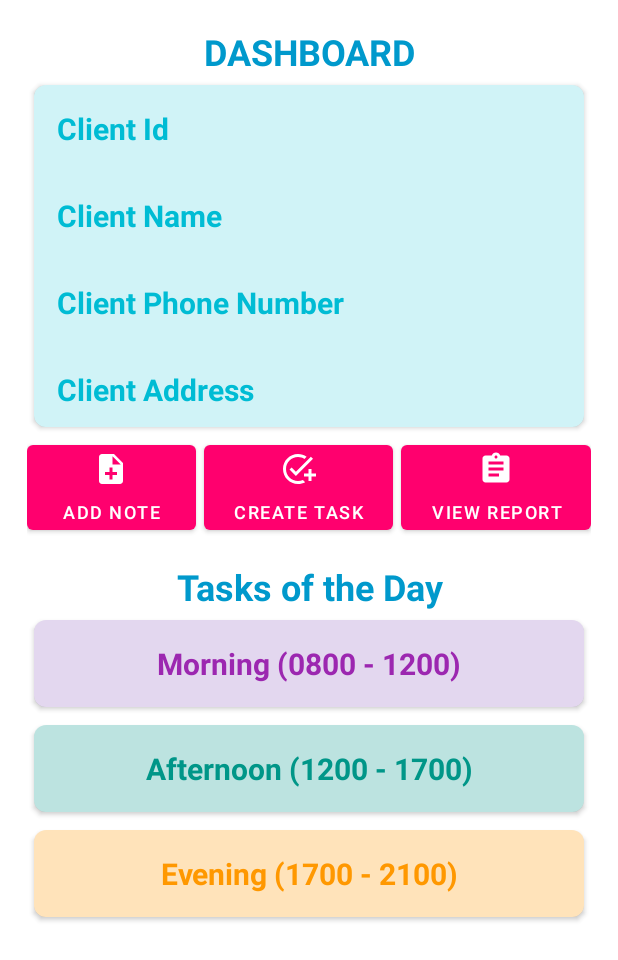
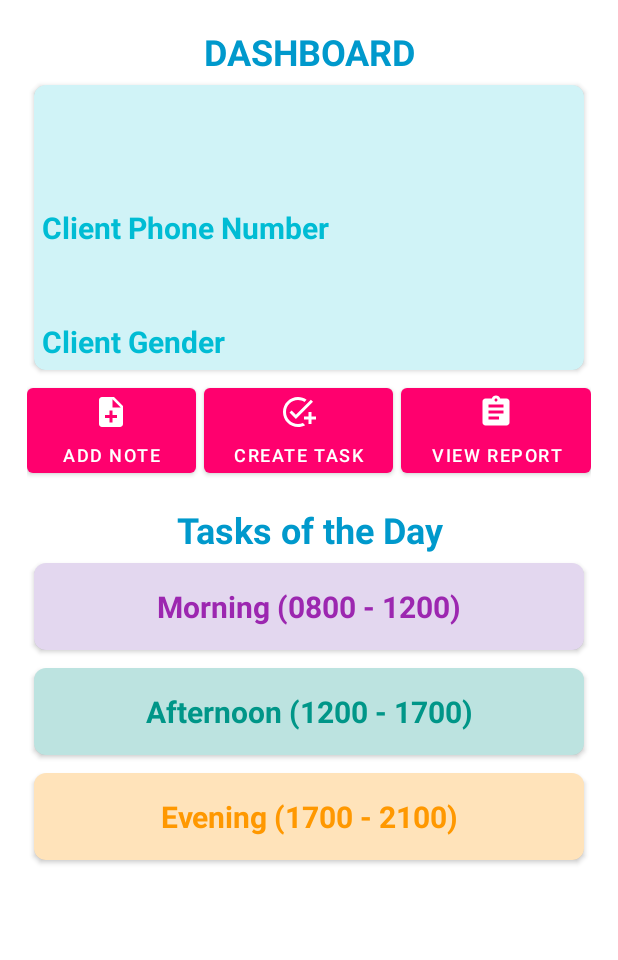
Before and after one commit to cassieg272/Pro-Q, an Android app: the CaregiverMainActivity screen opened directly, with no data from a screen before it, on a phone screen of 412 x 824 dp. Shown: the top 960 px of the screen. Run offline under Robolectric (Android 15) with nearby library versions, the phone set to English and light mode, and no system bars; our stand-ins replace Firebase (no records; nobody signed in at launch, a user with empty details on screens opened directly); Roboto replaces fonts that are not available here.

Commit message:
complete client info section of dashboard

```diff
--- a/app/src/main/java/com/example/pro_q/CaregiverMainActivity.java
+++ b/app/src/main/java/com/example/pro_q/CaregiverMainActivity.java
@@ -33,96 +33,60 @@ import java.util.Map;
 public class CaregiverMainActivity extends AppCompatActivity {
 
     private static final String TAG = "CaregiverMainActivity";
-    private TextView clientId, clientName, clientPhone, clientAddress;
+    private TextView clientId, clientName, clientPhone, clientAddress, clientGender;
 
-    private Button addNote;
-    private Button addTask;
-    private Button viewReport;
+    private Button addNote, addTask, viewReport;
 
     // Keys - Match the keys to the field value in the database
-    public static final String KEY_FIRSTNAME = "firstName";
-    public static final String KEY_LASTNAME = "lastName";
     public static final String KEY_PHONE = "phone";
+    public static final String KEY_GENDER = "gender";
+//    String phone, gender, name, address, id;
     public static final String KEY_TASKTITLE = "title";
 
-    // Connection to Firestore
-    private FirebaseFirestore db = FirebaseFirestore.getInstance();
+    // get references for client document and collections
+    private DocumentReference clientDoc;
+    private CollectionReference clientMorningTaskRef, clientAfternoonTaskRef, clientEveningTaskRef;
 
-    // Path to database reference
-    private DocumentReference clientInfoRef = db.collection("Client")
-            .document("fKvP44KanzN3izfiFfL5");
 
-    private DocumentReference clientAddressRef = db.collection("Client")
-            .document("fKvP44KanzN3izfiFfL5");
-
-    private CollectionReference clientMorningTaskRef = db.collection("Client")
-            .document("fKvP44KanzN3izfiFfL5")
-            .collection("morning");
-
-    private CollectionReference clientAfternoonTaskRef = db.collection("Client")
-            .document("fKvP44KanzN3izfiFfL5")
-            .collection("afternoon");
-
-    private CollectionReference clientEveningTaskRef = db.collection("Client")
-            .document("fKvP44KanzN3izfiFfL5")
-            .collection("evening");
 
     @SuppressLint({"WrongViewCast", "MissingInflatedId"})
     @Override
     protected void onCreate(Bundle savedInstanceState) {
         super.onCreate(savedInstanceState);
         setContentView(R.layout.activity_caregiver_main);
-        FirebaseApp.initializeApp(this);
+
+        String name = getIntent().getStringExtra("Name");
+        String address = getIntent().getStringExtra("Address");
+        String id = getIntent().getStringExtra("ID");
 
         clientId = findViewById(R.id.clientId);
         clientName = findViewById(R.id.clientName);
         clientPhone = findViewById(R.id.clientPhone);
         clientAddress = findViewById(R.id.clientAddress);
+        clientGender = findViewById(R.id.clientGender);
 
+        clientId.setText(id);
+        clientName.setText(name);
+        clientAddress.setText(address);
+
+        clientDoc = FirebaseFirestore.getInstance().collection("Client").document(id);
+        clientMorningTaskRef = clientDoc.collection("morning");
+        clientAfternoonTaskRef = clientDoc.collection("afternoon");
+        clientEveningTaskRef = clientDoc.collection("evening");
+//
         // CLIENT INFO - Retrieve data from collection
-        clientInfoRef.get()
+        clientDoc.get()
                 .addOnSuccessListener(new OnSuccessListener<DocumentSnapshot>() {
                     @Override
                     public void onSuccess(DocumentSnapshot documentSnapshot) {
                         if (documentSnapshot.exists()) {
-
-                            // Get Client Id
-                            String clId = documentSnapshot.getId();
-                            clientId.setText("Client Id: " + clId);
-
-                            // Get Client Name
-                            String fname = documentSnapshot.getString(KEY_FIRSTNAME);
-                            String lname = documentSnapshot.getString(KEY_LASTNAME);
-                            String name = fname + " " + lname;
-                            clientName.setText(name);
-
                             // Get Client Phone
                             String phone = documentSnapshot.getString(KEY_PHONE);
                             clientPhone.setText(phone);
-                        }
-                        else {
+                            String gender = documentSnapshot.getString(KEY_GENDER);
+                            clientGender.setText(gender);
+                        } else {
                             Toast.makeText(CaregiverMainActivity.this, "No data exists", Toast.LENGTH_LONG).show();
-                        }
-                    }
-                })
-                .addOnFailureListener(e -> Log.d(TAG, "onFailure: " + e.toString()));
-
-
-        clientAddressRef.get()
-                .addOnCompleteListener(new OnCompleteListener<DocumentSnapshot>() {
-                    @Override
-                    public void onComplete(@NonNull Task<DocumentSnapshot> task) {
-                        if (task.isSuccessful()) {
-                            DocumentSnapshot document = task.getResult();
-                            if (document.exists()) {
-                                // Get Client Address
-                                Map<String, String> addressMap = (Map<String, String>) document.get("address");
-                                String st = addressMap.get("street");
-                                String c = addressMap.get("city");
-                                String pcode = addressMap.get("postalCode");
-                                String address = st + ", " + c + " " + pcode;
-                                clientAddress.setText(address);
-                            }
                         }
                     }
                 })
@@ -131,8 +95,7 @@ public class CaregiverMainActivity extends AppCompatActivity {
         // BUTTON BAR
 
         // Navigate to Add Note Page
-        addNote = findViewById(R.id.noteButton);
-        addNote.setOnClickListener(new View.OnClickListener() {
+        findViewById(R.id.noteButton).setOnClickListener(new View.OnClickListener() {
             @Override
             public void onClick(View view) {
                 Intent intent = new Intent(CaregiverMainActivity.this, AddNoteActivity.class);
@@ -141,8 +104,7 @@ public class CaregiverMainActivity extends AppCompatActivity {
         });
 
         // Navigate to Add Task Page
-        addTask = findViewById(R.id.taskButton);
-        addTask.setOnClickListener(new View.OnClickListener() {
+        findViewById(R.id.taskButton).setOnClickListener(new View.OnClickListener() {
             @Override
             public void onClick(View view) {
                 Intent intent = new Intent(CaregiverMainActivity.this, AddTaskActivity.class);
@@ -151,8 +113,7 @@ public class CaregiverMainActivity extends AppCompatActivity {
         });
 
         // Navigate to View Report Page
-        viewReport = findViewById(R.id.reportButton);
-        viewReport.setOnClickListener(new View.OnClickListener() {
+        findViewById(R.id.reportButton).setOnClickListener(new View.OnClickListener() {
             @Override
             public void onClick(View view) {
                 Intent intent = new Intent(CaregiverMainActivity.this, ViewReportActivity.class);
@@ -160,95 +121,96 @@ public class CaregiverMainActivity extends AppCompatActivity {
             }
         });
 
-        clientMorningTaskRef.get()
-                .addOnCompleteListener(new OnCompleteListener<QuerySnapshot>() {
-                    @Override
-                    public void onComplete(@NonNull Task<QuerySnapshot> task) {
-                        if (task.isSuccessful()) {
-                            for (QueryDocumentSnapshot document : task.getResult()) {
-                                Log.d(TAG, document.getId() + " => " + document.getData());
-                                LinearLayout layout = findViewById(R.id.morningLayout);
-                                Button button = new Button(CaregiverMainActivity.this);
-                                button.setText(document.getId());
-
-                                button.setOnClickListener(new View.OnClickListener() {
-                                    @Override
-                                    public void onClick(View v) {
-                                        Log.d(TAG, "button was clicked" + button.getText());
-                                        String passTaskId = String.valueOf(button.getText());
-                                        String passRef = String.valueOf(clientMorningTaskRef);
-                                        Intent intent = new Intent(CaregiverMainActivity.this, TaskDetailActivity.class);
-                                        intent.putExtra("taskId", passTaskId);
-                                        intent.putExtra("ref", passRef);
-                                        startActivity(intent);
-                                    }
-                                });
-                                layout.addView(button);
-                            }
-                        } else {
-                            Log.d(TAG, "Error getting documents: ", task.getException());
-                        }
-                    }
-                });
-
-        clientAfternoonTaskRef.get()
-                .addOnCompleteListener(new OnCompleteListener<QuerySnapshot>() {
-                    @Override
-                    public void onComplete(@NonNull Task<QuerySnapshot> task) {
-                        if (task.isSuccessful()) {
-                            for (QueryDocumentSnapshot document : task.getResult()) {
-                                Log.d(TAG, document.getId() + " => " + document.getData());
-                                LinearLayout layout = findViewById(R.id.afternoonLayout);
-                                Button button = new Button(CaregiverMainActivity.this);
-                                button.setText(document.getId());
-                                button.setOnClickListener(new View.OnClickListener() {
-                                    @Override
-                                    public void onClick(View v) {
-                                        Log.d(TAG, "button was clicked" + button.getText());
-                                        String passTaskId = String.valueOf(button.getText());
-                                        String passRef = String.valueOf(clientAfternoonTaskRef);
-                                        Intent intent = new Intent(CaregiverMainActivity.this, TaskDetailActivity.class);
-                                        intent.putExtra("taskId", passTaskId);
-                                        intent.putExtra("ref", passRef);
-                                        startActivity(intent);
-                                    }
-                                });
-                                layout.addView(button);
-                            }
-                        } else {
-                            Log.d(TAG, "Error getting documents: ", task.getException());
-                        }
-                    }
-                });
-
-        clientEveningTaskRef.get()
-                .addOnCompleteListener(new OnCompleteListener<QuerySnapshot>() {
-                    @Override
-                    public void onComplete(@NonNull Task<QuerySnapshot> task) {
-                        if (task.isSuccessful()) {
-                            for (QueryDocumentSnapshot document : task.getResult()) {
-                                Log.d(TAG, document.getId() + " => " + document.getData());
-                                LinearLayout layout = findViewById(R.id.eveningLayout);
-                                Button button = new Button(CaregiverMainActivity.this);
-                                button.setText(document.getId());
-                                button.setOnClickListener(new View.OnClickListener() {
-                                    @Override
-                                    public void onClick(View v) {
-                                        Log.d(TAG, "button was clicked" + button.getText());
-                                        String passTaskId = String.valueOf(button.getText());
-                                        String passRef = String.valueOf(clientEveningTaskRef);
-                                        Intent intent = new Intent(CaregiverMainActivity.this, TaskDetailActivity.class);
-                                        intent.putExtra("taskId", passTaskId);
-                                        intent.putExtra("ref", clientEveningTaskRef.getId());
-                                        startActivity(intent);
-                                    }
-                                });
-                                layout.addView(button);
-                            }
-                        } else {
-                            Log.d(TAG, "Error getting documents: ", task.getException());
-                        }
-                    }
-                });
-    };
+//        clientMorningTaskRef.get()
+//                .addOnCompleteListener(new OnCompleteListener<QuerySnapshot>() {
+//                    @Override
+//                    public void onComplete(@NonNull Task<QuerySnapshot> task) {
+//                        if (task.isSuccessful()) {
+//                            for (QueryDocumentSnapshot document : task.getResult()) {
+//                                Log.d(TAG, document.getId() + " => " + document.getData());
+//                                LinearLayout layout = findViewById(R.id.morningLayout);
+//                                Button button = new Button(CaregiverMainActivity.this);
+//                                button.setText(document.getId());
+//
+//                                button.setOnClickListener(new View.OnClickListener() {
+//                                    @Override
+//                                    public void onClick(View v) {
+//                                        Log.d(TAG, "button was clicked" + button.getText());
+//                                        String passTaskId = String.valueOf(button.getText());
+//                                        String passRef = String.valueOf(clientMorningTaskRef);
+//                                        Intent intent = new Intent(CaregiverMainActivity.this, TaskDetailActivity.class);
+//                                        intent.putExtra("taskId", passTaskId);
+//                                        intent.putExtra("ref", passRef);
+//                                        startActivity(intent);
+//                                    }
+//                                });
+//                                layout.addView(button);
+//                            }
+//                        } else {
+//                            Log.d(TAG, "Error getting documents: ", task.getException());
+//                        }
+//                    }
+//                });
+//
+//        clientAfternoonTaskRef.get()
+//                .addOnCompleteListener(new OnCompleteListener<QuerySnapshot>() {
+//                    @Override
+//                    public void onComplete(@NonNull Task<QuerySnapshot> task) {
+//                        if (task.isSuccessful()) {
+//                            for (QueryDocumentSnapshot document : task.getResult()) {
+//                                Log.d(TAG, document.getId() + " => " + document.getData());
+//                                LinearLayout layout = findViewById(R.id.afternoonLayout);
+//                                Button button = new Button(CaregiverMainActivity.this);
+//                                button.setText(document.getId());
+//                                button.setOnClickListener(new View.OnClickListener() {
+//                                    @Override
+//                                    public void onClick(View v) {
+//                                        Log.d(TAG, "button was clicked" + button.getText());
+//                                        String passTaskId = String.valueOf(button.getText());
+//                                        String passRef = String.valueOf(clientAfternoonTaskRef);
+//                                        Intent intent = new Intent(CaregiverMainActivity.this, TaskDetailActivity.class);
+//                                        intent.putExtra("taskId", passTaskId);
+//                                        intent.putExtra("ref", passRef);
+//                                        startActivity(intent);
+//                                    }
+//                                });
+//                                layout.addView(button);
+//                            }
+//                        } else {
+//                            Log.d(TAG, "Error getting documents: ", task.getException());
+//                        }
+//                    }
+//                });
+//
+//        clientEveningTaskRef.get()
+//                .addOnCompleteListener(new OnCompleteListener<QuerySnapshot>() {
+//                    @Override
+//                    public void onComplete(@NonNull Task<QuerySnapshot> task) {
+//                        if (task.isSuccessful()) {
+//                            for (QueryDocumentSnapshot document : task.getResult()) {
+//                                Log.d(TAG, document.getId() + " => " + document.getData());
+//                                LinearLayout layout = findViewById(R.id.eveningLayout);
+//                                Button button = new Button(CaregiverMainActivity.this);
+//                                button.setText(document.getId());
+//                                button.setOnClickListener(new View.OnClickListener() {
+//                                    @Override
+//                                    public void onClick(View v) {
+//                                        Log.d(TAG, "button was clicked" + button.getText());
+//                                        String passTaskId = String.valueOf(button.getText());
+//                                        String passRef = String.valueOf(clientEveningTaskRef);
+//                                        Intent intent = new Intent(CaregiverMainActivity.this, TaskDetailActivity.class);
+//                                        intent.putExtra("taskId", passTaskId);
+//                                        intent.putExtra("ref", clientEveningTaskRef.getId());
+//                                        startActivity(intent);
+//                                    }
+//                                });
+//                                layout.addView(button);
+//                            }
+//                        } else {
+//                            Log.d(TAG, "Error getting documents: ", task.getException());
+//                        }
+//                    }
+//                });
+//    };
+    }
 }
--- a/app/src/main/java/com/example/pro_q/ClientModel.java
+++ b/app/src/main/java/com/example/pro_q/ClientModel.java
@@ -2,9 +2,7 @@ package com.example.pro_q;
 
 public class ClientModel {
     String address, id, fullName;
-    public ClientModel() {
 
-    }
     public ClientModel(String address, String id, String fullName) {
         this.address = address;
         this.id = id;
--- a/app/src/main/res/layout/activity_caregiver_main.xml
+++ b/app/src/main/res/layout/activity_caregiver_main.xml
@@ -29,7 +29,7 @@
 
             <androidx.cardview.widget.CardView
                 android:layout_width="match_parent"
-                android:layout_height="240dp"
+                android:layout_height="wrap_content"
                 android:elevation="12dp"
                 app:cardCornerRadius="8dp"
                 app:cardUseCompatPadding="true">
@@ -45,10 +45,7 @@
                         android:layout_width="wrap_content"
                         android:layout_height="wrap_content"
                         android:fontFamily="sans-serif"
-                        android:paddingLeft="15dp"
-                        android:paddingTop="15dp"
-                        android:paddingRight="15dp"
-                        android:paddingBottom="15dp"
+                        android:padding="5dp"
                         android:text="@string/client_id"
                         android:textColor="#00BCD4"
                         android:textSize="20sp"
@@ -59,10 +56,7 @@
                         android:layout_width="wrap_content"
                         android:layout_height="wrap_content"
                         android:fontFamily="sans-serif"
-                        android:paddingLeft="15dp"
-                        android:paddingTop="15dp"
-                        android:paddingRight="15dp"
-                        android:paddingBottom="15dp"
+                        android:padding="5dp"
                         android:text="@string/client_name"
                         android:textColor="#00BCD4"
                         android:textSize="20sp"
@@ -73,10 +67,7 @@
                         android:layout_width="wrap_content"
                         android:layout_height="wrap_content"
                         android:fontFamily="sans-serif"
-                        android:paddingLeft="15dp"
-                        android:paddingTop="15dp"
-                        android:paddingRight="15dp"
-                        android:paddingBottom="15dp"
+                        android:padding="5dp"
                         android:text="@string/client_phone_number"
                         android:textColor="#00BCD4"
                         android:textSize="20sp"
@@ -87,11 +78,19 @@
                         android:layout_width="wrap_content"
                         android:layout_height="wrap_content"
                         android:fontFamily="sans-serif"
-                        android:paddingLeft="15dp"
-                        android:paddingTop="15dp"
-                        android:paddingRight="15dp"
-                        android:paddingBottom="15dp"
+                        android:padding="5dp"
                         android:text="@string/client_address"
+                        android:textColor="#00BCD4"
+                        android:textSize="20sp"
+                        android:textStyle="bold" />
+
+                    <TextView
+                        android:id="@+id/clientGender"
+                        android:layout_width="wrap_content"
+                        android:layout_height="wrap_content"
+                        android:fontFamily="sans-serif"
+                        android:padding="5dp"
+                        android:text="@string/client_gender"
                         android:textColor="#00BCD4"
                         android:textSize="20sp"
                         android:textStyle="bold" />
--- a/app/src/main/res/values/strings.xml
+++ b/app/src/main/res/values/strings.xml
@@ -25,4 +25,5 @@
     <string name="logoDescription">Pro-Q Logo</string>
     <string name="searchPrompt">Search by last name:</string>
     <string name="search_bar">Search Bar</string>
+    <string name="client_gender">Client Gender</string>
 </resources>
--- a/app/src/main/res/values/themes.xml
+++ b/app/src/main/res/values/themes.xml
@@ -16,5 +16,37 @@
     <style name="AppSearchView" parent="Widget.AppCompat.SearchView" >
         <item name="android:textSize">22sp</item>
     </style>
+    <style name="morningChipStyle">
+        <item name="chipBackgroundColor">@color/white</item>
+        <item name="android:textColor">#9C27B0</item>
+        <item name="android:textAlignment">center</item>
+        <item name="android:layout_marginRight">6dp</item>
+        <item name="android:layout_marginLeft">6dp</item>
+        <item name="android:layout_gravity">center</item>
+        <item name="android:layout_height">wrap_content</item>
+        <item name="android:layout_width">match_parent</item>
+    </style>
+
+    <style name="afternoonChipStyle" >
+        <item name="chipBackgroundColor">@color/white</item>
+        <item name="android:textColor">#009688</item>
+        <item name="android:textAlignment">center</item>
+        <item name="android:layout_marginRight">6dp</item>
+        <item name="android:layout_marginLeft">6dp</item>
+        <item name="android:layout_gravity">center</item>
+        <item name="android:layout_height">wrap_content</item>
+        <item name="android:layout_width">match_parent</item>
+    </style>
+
+    <style name="eveningChipStyle" >
+        <item name="chipBackgroundColor">@color/white</item>
+        <item name="android:textColor">#FF9800</item>
+        <item name="android:textAlignment">center</item>
+        <item name="android:layout_marginRight">6dp</item>
+        <item name="android:layout_marginLeft">6dp</item>
+        <item name="android:layout_gravity">center</item>
+        <item name="android:layout_height">wrap_content</item>
+        <item name="android:layout_width">match_parent</item>
+    </style>
 
 </resources>
```
